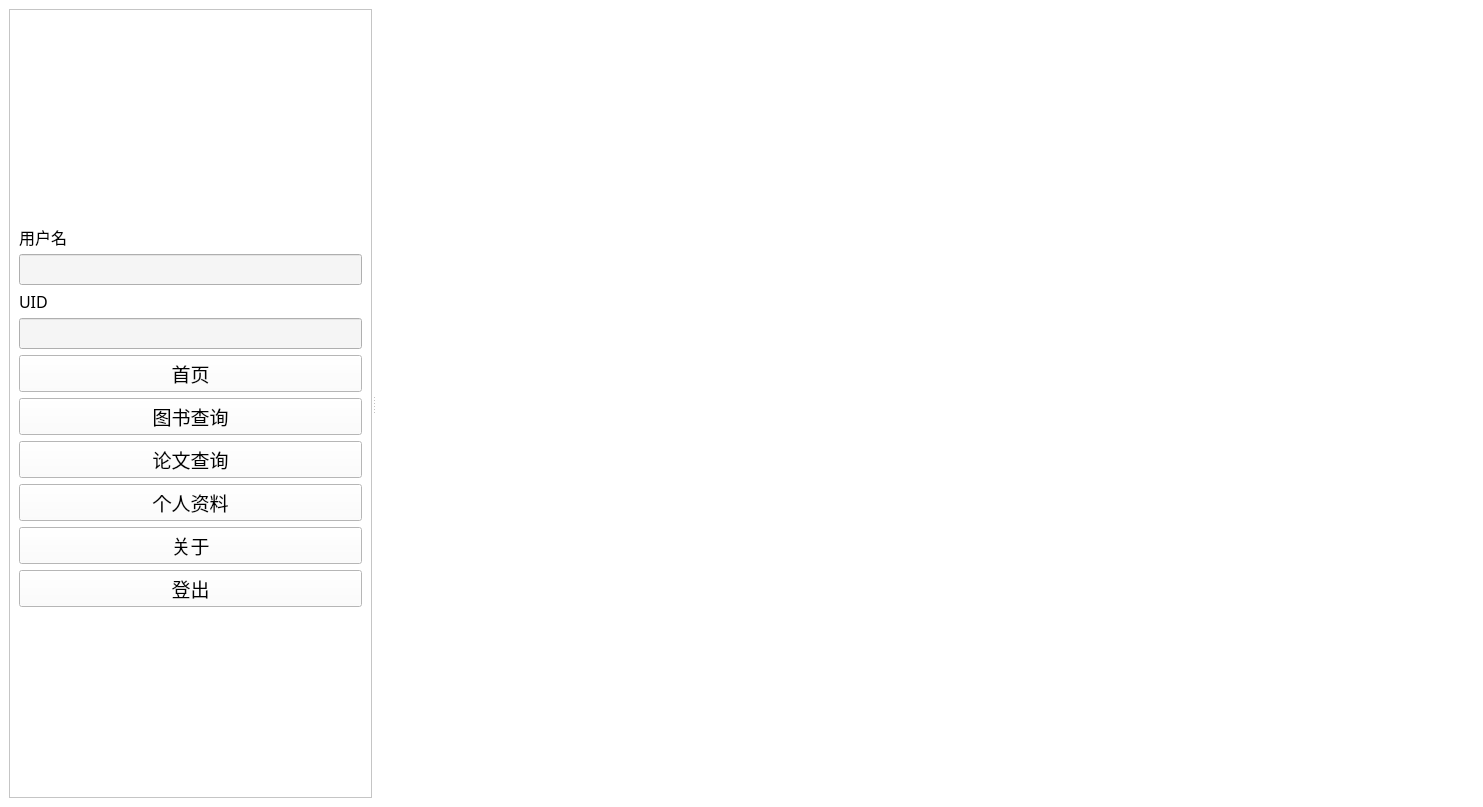
This is client/frontend/mainWin.ui in sophiefy/WHU-MMS as Qt 5 draws it before an edit. The edited form follows.
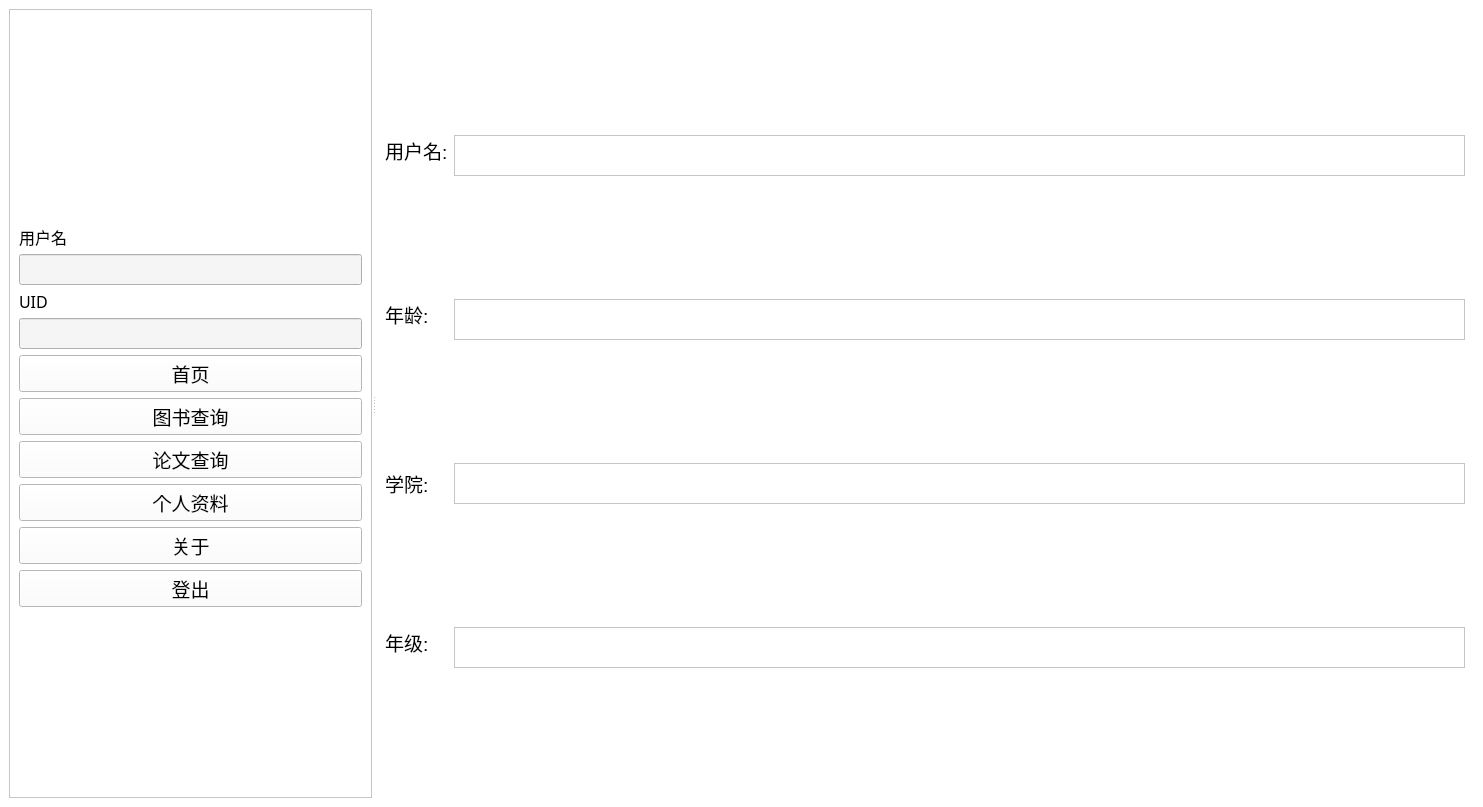
This is the edited form. The open tabs and pages were chosen to show the change. Icons and pictures are not drawn.

The edit to the form file:
```diff
--- a/client/frontend/mainWin.ui
+++ b/client/frontend/mainWin.ui
@@ -1261,8 +1261,213 @@
          </item>
         </layout>
        </widget>
-       <widget class="QWidget" name="pageStats"/>
-       <widget class="QWidget" name="pageAbout"/>
+       <widget class="QWidget" name="pageStats">
+        <layout class="QHBoxLayout" name="horizontalLayout_7">
+         <item>
+          <layout class="QFormLayout" name="formLayout">
+           <item row="0" column="0">
+            <widget class="QLabel" name="label_5">
+             <property name="maximumSize">
+              <size>
+               <width>16777215</width>
+               <height>30</height>
+              </size>
+             </property>
+             <property name="font">
+              <font>
+               <family>Microsoft YaHei UI</family>
+               <pointsize>14</pointsize>
+              </font>
+             </property>
+             <property name="text">
+              <string>用户名:</string>
+             </property>
+            </widget>
+           </item>
+           <item row="0" column="1">
+            <widget class="QTextBrowser" name="textBrowserUserName">
+             <property name="maximumSize">
+              <size>
+               <width>16777215</width>
+               <height>41</height>
+              </size>
+             </property>
+             <property name="font">
+              <font>
+               <family>Microsoft YaHei UI</family>
+               <pointsize>12</pointsize>
+              </font>
+             </property>
+             <property name="html">
+              <string>&lt;!DOCTYPE HTML PUBLIC &quot;-//W3C//DTD HTML 4.0//EN&quot; &quot;http://www.w3.org/TR/REC-html40/strict.dtd&quot;&gt;
+&lt;html&gt;&lt;head&gt;&lt;meta name=&quot;qrichtext&quot; content=&quot;1&quot; /&gt;&lt;style type=&quot;text/css&quot;&gt;
+p, li { white-space: pre-wrap; }
+&lt;/style&gt;&lt;/head&gt;&lt;body style=&quot; font-family:'Microsoft YaHei UI'; font-size:12pt; font-weight:400; font-style:normal;&quot;&gt;
+&lt;p style=&quot;-qt-paragraph-type:empty; margin-top:0px; margin-bottom:0px; margin-left:0px; margin-right:0px; -qt-block-indent:0; text-indent:0px;&quot;&gt;&lt;br /&gt;&lt;/p&gt;&lt;/body&gt;&lt;/html&gt;</string>
+             </property>
+            </widget>
+           </item>
+           <item row="1" column="0">
+            <widget class="QLabel" name="label_6">
+             <property name="maximumSize">
+              <size>
+               <width>16777215</width>
+               <height>30</height>
+              </size>
+             </property>
+             <property name="font">
+              <font>
+               <family>Microsoft YaHei UI</family>
+               <pointsize>14</pointsize>
+              </font>
+             </property>
+             <property name="text">
+              <string>年龄:</string>
+             </property>
+            </widget>
+           </item>
+           <item row="1" column="1">
+            <widget class="QTextBrowser" name="textBrowserAge">
+             <property name="maximumSize">
+              <size>
+               <width>16777215</width>
+               <height>41</height>
+              </size>
+             </property>
+             <property name="font">
+              <font>
+               <family>Microsoft YaHei UI</family>
+               <pointsize>12</pointsize>
+              </font>
+             </property>
+            </widget>
+           </item>
+           <item row="2" column="0">
+            <widget class="QLabel" name="label_7">
+             <property name="maximumSize">
+              <size>
+               <width>16777215</width>
+               <height>41</height>
+              </size>
+             </property>
+             <property name="font">
+              <font>
+               <family>Microsoft YaHei UI</family>
+               <pointsize>14</pointsize>
+              </font>
+             </property>
+             <property name="text">
+              <string>学院:</string>
+             </property>
+            </widget>
+           </item>
+           <item row="2" column="1">
+            <widget class="QTextBrowser" name="textBrowserDepartment">
+             <property name="enabled">
+              <bool>true</bool>
+             </property>
+             <property name="maximumSize">
+              <size>
+               <width>16777215</width>
+               <height>41</height>
+              </size>
+             </property>
+             <property name="font">
+              <font>
+               <family>Microsoft YaHei UI</family>
+               <pointsize>12</pointsize>
+              </font>
+             </property>
+            </widget>
+           </item>
+           <item row="3" column="0">
+            <widget class="QLabel" name="label_8">
+             <property name="maximumSize">
+              <size>
+               <width>16777215</width>
+               <height>30</height>
+              </size>
+             </property>
+             <property name="font">
+              <font>
+               <family>Microsoft YaHei UI</family>
+               <pointsize>14</pointsize>
+              </font>
+             </property>
+             <property name="text">
+              <string>年级:</string>
+             </property>
+            </widget>
+           </item>
+           <item row="3" column="1">
+            <widget class="QTextBrowser" name="textBrowserGrade">
+             <property name="maximumSize">
+              <size>
+               <width>16777215</width>
+               <height>41</height>
+              </size>
+             </property>
+             <property name="font">
+              <font>
+               <family>Microsoft YaHei UI</family>
+               <pointsize>12</pointsize>
+              </font>
+             </property>
+            </widget>
+           </item>
+          </layout>
+         </item>
+        </layout>
+       </widget>
+       <widget class="QWidget" name="pageAbout">
+        <layout class="QVBoxLayout" name="verticalLayout_4">
+         <item alignment="Qt::AlignHCenter">
+          <widget class="QLabel" name="label_9">
+           <property name="text">
+            <string/>
+           </property>
+           <property name="textFormat">
+            <enum>Qt::PlainText</enum>
+           </property>
+           <property name="pixmap">
+            <pixmap resource="resources/resources.qrc">:/resources/common/校名校徽组合.png</pixmap>
+           </property>
+          </widget>
+         </item>
+         <item>
+          <widget class="QTextBrowser" name="textBrowser">
+           <property name="html">
+            <string>&lt;!DOCTYPE HTML PUBLIC &quot;-//W3C//DTD HTML 4.0//EN&quot; &quot;http://www.w3.org/TR/REC-html40/strict.dtd&quot;&gt;
+&lt;html&gt;&lt;head&gt;&lt;meta name=&quot;qrichtext&quot; content=&quot;1&quot; /&gt;&lt;style type=&quot;text/css&quot;&gt;
+p, li { white-space: pre-wrap; }
+&lt;/style&gt;&lt;/head&gt;&lt;body style=&quot; font-family:'SimSun'; font-size:9pt; font-weight:400; font-style:normal;&quot;&gt;
+&lt;p align=&quot;center&quot; style=&quot;-qt-paragraph-type:empty; margin-top:0px; margin-bottom:0px; margin-left:0px; margin-right:0px; -qt-block-indent:0; text-indent:0px;&quot;&gt;&lt;br /&gt;&lt;/p&gt;
+&lt;p align=&quot;center&quot; style=&quot;-qt-paragraph-type:empty; margin-top:0px; margin-bottom:0px; margin-left:0px; margin-right:0px; -qt-block-indent:0; text-indent:0px;&quot;&gt;&lt;br /&gt;&lt;/p&gt;
+&lt;p align=&quot;center&quot; style=&quot;-qt-paragraph-type:empty; margin-top:0px; margin-bottom:0px; margin-left:0px; margin-right:0px; -qt-block-indent:0; text-indent:0px;&quot;&gt;&lt;br /&gt;&lt;/p&gt;
+&lt;p align=&quot;center&quot; style=&quot;-qt-paragraph-type:empty; margin-top:0px; margin-bottom:0px; margin-left:0px; margin-right:0px; -qt-block-indent:0; text-indent:0px;&quot;&gt;&lt;br /&gt;&lt;/p&gt;
+&lt;p align=&quot;center&quot; style=&quot;-qt-paragraph-type:empty; margin-top:0px; margin-bottom:0px; margin-left:0px; margin-right:0px; -qt-block-indent:0; text-indent:0px;&quot;&gt;&lt;br /&gt;&lt;/p&gt;
+&lt;p align=&quot;center&quot; style=&quot;-qt-paragraph-type:empty; margin-top:0px; margin-bottom:0px; margin-left:0px; margin-right:0px; -qt-block-indent:0; text-indent:0px;&quot;&gt;&lt;br /&gt;&lt;/p&gt;
+&lt;p align=&quot;center&quot; style=&quot;-qt-paragraph-type:empty; margin-top:0px; margin-bottom:0px; margin-left:0px; margin-right:0px; -qt-block-indent:0; text-indent:0px;&quot;&gt;&lt;br /&gt;&lt;/p&gt;
+&lt;p align=&quot;center&quot; style=&quot;-qt-paragraph-type:empty; margin-top:0px; margin-bottom:0px; margin-left:0px; margin-right:0px; -qt-block-indent:0; text-indent:0px;&quot;&gt;&lt;br /&gt;&lt;/p&gt;
+&lt;p align=&quot;center&quot; style=&quot;-qt-paragraph-type:empty; margin-top:0px; margin-bottom:0px; margin-left:0px; margin-right:0px; -qt-block-indent:0; text-indent:0px;&quot;&gt;&lt;br /&gt;&lt;/p&gt;
+&lt;p align=&quot;center&quot; style=&quot; margin-top:0px; margin-bottom:0px; margin-left:0px; margin-right:0px; -qt-block-indent:0; text-indent:0px;&quot;&gt;&lt;span style=&quot; font-size:14pt;&quot;&gt;我们是来自武汉大学计算机学院的开发团队。&lt;/span&gt;&lt;/p&gt;
+&lt;p align=&quot;center&quot; style=&quot;-qt-paragraph-type:empty; margin-top:0px; margin-bottom:0px; margin-left:0px; margin-right:0px; -qt-block-indent:0; text-indent:0px; font-size:14pt;&quot;&gt;&lt;br /&gt;&lt;/p&gt;
+&lt;p align=&quot;center&quot; style=&quot; margin-top:0px; margin-bottom:0px; margin-left:0px; margin-right:0px; -qt-block-indent:0; text-indent:0px;&quot;&gt;&lt;span style=&quot; font-size:14pt;&quot;&gt;团队成员:&lt;/span&gt;&lt;/p&gt;
+&lt;p align=&quot;center&quot; style=&quot;-qt-paragraph-type:empty; margin-top:0px; margin-bottom:0px; margin-left:0px; margin-right:0px; -qt-block-indent:0; text-indent:0px; font-size:8pt;&quot;&gt;&lt;br /&gt;&lt;/p&gt;
+&lt;p align=&quot;center&quot; style=&quot; margin-top:0px; margin-bottom:0px; margin-left:0px; margin-right:0px; -qt-block-indent:0; text-indent:0px;&quot;&gt;&lt;span style=&quot; font-size:14pt;&quot;&gt;胡 瑞&lt;/span&gt;&lt;/p&gt;
+&lt;p align=&quot;center&quot; style=&quot;-qt-paragraph-type:empty; margin-top:0px; margin-bottom:0px; margin-left:0px; margin-right:0px; -qt-block-indent:0; text-indent:0px; font-size:8pt;&quot;&gt;&lt;br /&gt;&lt;/p&gt;
+&lt;p align=&quot;center&quot; style=&quot; margin-top:0px; margin-bottom:0px; margin-left:0px; margin-right:0px; -qt-block-indent:0; text-indent:0px;&quot;&gt;&lt;span style=&quot; font-size:14pt;&quot;&gt;陈胤良&lt;/span&gt;&lt;/p&gt;
+&lt;p align=&quot;center&quot; style=&quot;-qt-paragraph-type:empty; margin-top:0px; margin-bottom:0px; margin-left:0px; margin-right:0px; -qt-block-indent:0; text-indent:0px; font-size:8pt;&quot;&gt;&lt;br /&gt;&lt;/p&gt;
+&lt;p align=&quot;center&quot; style=&quot; margin-top:0px; margin-bottom:0px; margin-left:0px; margin-right:0px; -qt-block-indent:0; text-indent:0px;&quot;&gt;&lt;span style=&quot; font-size:14pt;&quot;&gt;王清正&lt;/span&gt;&lt;/p&gt;
+&lt;p align=&quot;center&quot; style=&quot;-qt-paragraph-type:empty; margin-top:0px; margin-bottom:0px; margin-left:0px; margin-right:0px; -qt-block-indent:0; text-indent:0px; font-size:8pt; text-decoration: underline; color:#0000ff;&quot;&gt;&lt;br /&gt;&lt;/p&gt;
+&lt;p align=&quot;center&quot; style=&quot; margin-top:0px; margin-bottom:0px; margin-left:0px; margin-right:0px; -qt-block-indent:0; text-indent:0px;&quot;&gt;&lt;span style=&quot; font-size:14pt;&quot;&gt;张铄琦&lt;/span&gt;&lt;/p&gt;
+&lt;p align=&quot;center&quot; style=&quot;-qt-paragraph-type:empty; margin-top:0px; margin-bottom:0px; margin-left:0px; margin-right:0px; -qt-block-indent:0; text-indent:0px; font-size:8pt;&quot;&gt;&lt;br /&gt;&lt;/p&gt;
+&lt;p align=&quot;center&quot; style=&quot;-qt-paragraph-type:empty; margin-top:0px; margin-bottom:0px; margin-left:0px; margin-right:0px; -qt-block-indent:0; text-indent:0px;&quot;&gt;&lt;br /&gt;&lt;/p&gt;&lt;/body&gt;&lt;/html&gt;</string>
+           </property>
+          </widget>
+         </item>
+        </layout>
+       </widget>
        <widget class="QWidget" name="pageProfile"/>
       </widget>
      </widget>
```
Left out of the diff: 56 changed lines with no effect on the pictures.
